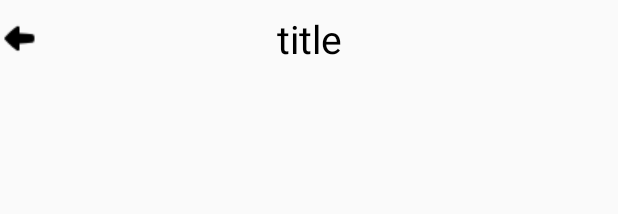
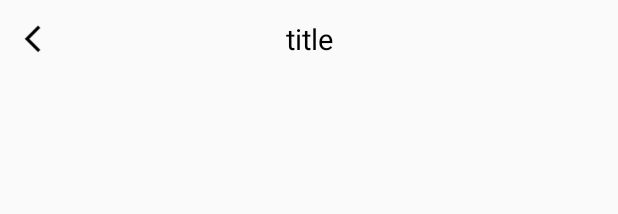
Before and after one commit to trongtai1801/TravelHelper, an Android app: the layout actionbar.xml on its own in the app's theme, with its tools: preview values and no code run, on a phone screen of 412 x 824 dp. Shown: the top 214 px of the screen. Run offline under Robolectric (Android 15) with nearby library versions, the phone set to English and light mode, and no system bars.

```diff
--- a/app/src/main/java/dut/t2/travelhepler/base/BaseActivity.kt
+++ b/app/src/main/java/dut/t2/travelhepler/base/BaseActivity.kt
@@ -104,7 +104,7 @@ abstract class BaseActivity<V : BaseView, T : BasePresenter<V>> : AppCompatActiv
             mActionBar!!.setDisplayShowCustomEnabled(true)
             mActionBar!!.setDisplayShowTitleEnabled(false)
             mActionBar!!.setDisplayHomeAsUpEnabled(false)
-            mActionBar!!.setHomeButtonEnabled(true)
+            mActionBar!!.setHomeButtonEnabled(false)
             mActionBar!!.setDisplayHomeAsUpEnabled(false)
             mActionBar!!.setCustomView(viewActionBar, params)
             mActionBar!!.show()
--- a/app/src/main/res/layout/actionbar.xml
+++ b/app/src/main/res/layout/actionbar.xml
@@ -1,20 +1,19 @@
 <?xml version="1.0" encoding="utf-8"?>
 <RelativeLayout
         xmlns:android="http://schemas.android.com/apk/res/android"
-        android:layout_gravity="fill_horizontal"
-        android:layout_width="fill_parent"
-        android:layout_height="@dimen/_40sdp"
-        android:orientation="horizontal">
+        android:layout_gravity="left|fill_horizontal"
+        android:layout_width="match_parent"
+        android:layout_height="@dimen/_40sdp">
 
     <ImageView
             android:id="@+id/imgv_actionbar_back"
             android:src="@drawable/ic_back"
             android:clickable="true"
+            android:padding="@dimen/_7sdp"
             android:layout_centerVertical="true"
             android:layout_gravity="center"
-            android:layout_alignParentStart="true"
-            android:layout_width="wrap_content"
-            android:layout_height="wrap_content"/>
+            android:layout_width="@dimen/_35sdp"
+            android:layout_height="@dimen/_35sdp"/>
 
     <TextView
             android:id="@+id/tv_actionbar_title"
@@ -31,7 +30,7 @@
             android:clickable="false"
             android:focusable="false"
             android:longClickable="false"
-            android:textSize="@dimen/_20ssp"
+            android:textSize="@dimen/_15ssp"
             android:textColor="@color/colorBlack"/>
 
 </RelativeLayout>
--- a/app/src/main/res/layout/activity_trip_info.xml
+++ b/app/src/main/res/layout/activity_trip_info.xml
@@ -6,6 +6,7 @@
 
     <TextView
             android:id="@+id/tv_notify"
+            android:visibility="gone"
             style="@style/TripInfoTextView"
             android:text="@string/warning_post_public_trip"
             android:layout_width="match_parent"
@@ -36,6 +37,7 @@
                 android:layout_height="@dimen/_50sdp"/>
         <ImageView
                 android:id="@+id/img_check_destination"
+                android:visibility="invisible"
                 android:layout_gravity="center"
                 android:layout_margin="@dimen/_3sdp"
                 android:padding="@dimen/_3sdp"
@@ -109,6 +111,7 @@
                 android:layout_height="@dimen/_50sdp"/>
         <de.hdodenhof.circleimageview.CircleImageView
                 android:id="@+id/img_add_sub_traveler"
+                android:visibility="invisible"
                 android:src="@drawable/ic_sub"
                 android:layout_margin="@dimen/_2sdp"
                 android:padding="@dimen/_2sdp"
@@ -117,6 +120,7 @@
                 android:layout_height="match_parent"/>
         <de.hdodenhof.circleimageview.CircleImageView
                 android:id="@+id/img_add_num_traveler"
+                android:visibility="invisible"
                 android:src="@drawable/ic_add"
                 android:layout_margin="@dimen/_2sdp"
                 android:padding="@dimen/_2sdp"
--- a/app/src/main/res/values/strings.xml
+++ b/app/src/main/res/values/strings.xml
@@ -44,4 +44,6 @@
     <string name="warning_post_public_trip">Post your trip details so that you can be discovered by local hosts or other
         travelers
     </string>
+    <string name="traveler">traveler</string>
+    <string name="travelers">travelers</string>
 </resources>
```
Also changed, not shown: app/src/main/java/dut/t2/travelhepler/ui/trips/info/InfoActivity.kt (+29 -2 lines), app/src/main/res/drawable/ic_back.png, 1 other file.
